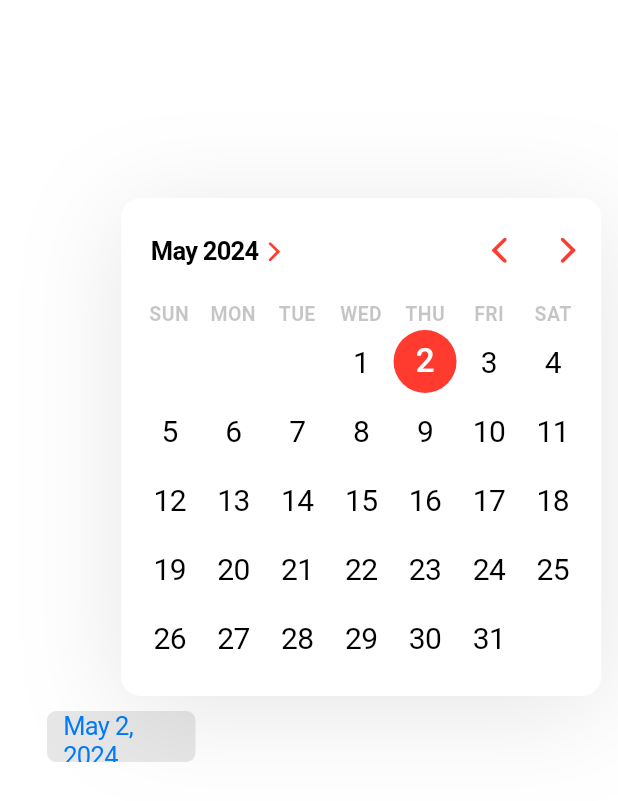
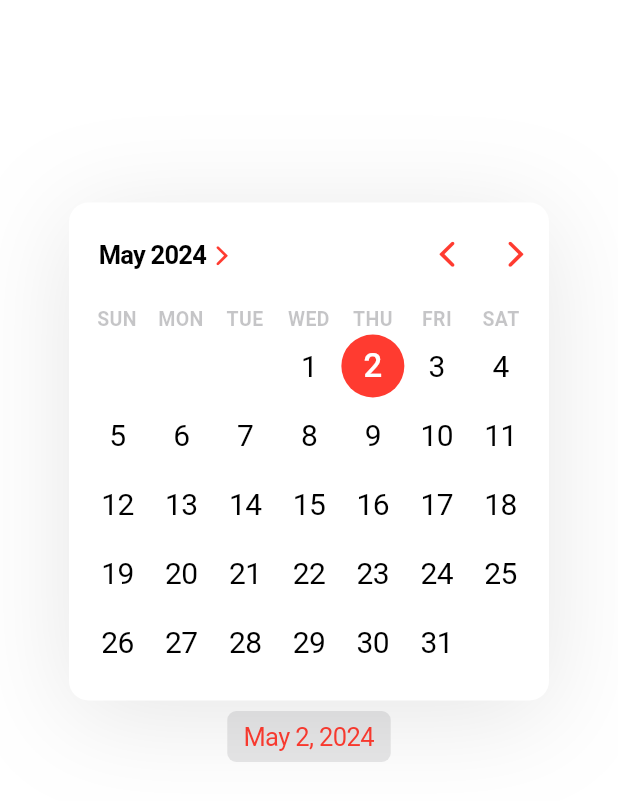
Before and after one commit to philip-soft/cupertino_calendar_picker, a Flutter app: the screen it shows after launch, after a tap on an icon or button, on a phone screen of 412 x 824 dp. Shown: the top 801 px of the screen. Run offline on Flutter 3.47's test engine with Material 3 defaults, Android fonts, the phone set to English and light mode, and no system bars.

Commit message:
Overlay position calculation updates + other fixes

```diff
--- a/example/lib/main.dart
+++ b/example/lib/main.dart
@@ -3,17 +3,17 @@ import 'package:flutter/cupertino.dart';
 import 'package:flutter_localizations/flutter_localizations.dart';
 
 void main() {
-  runApp(const MyApp());
+  runApp(const ExampleApp());
 }
 
-class MyApp extends StatefulWidget {
-  const MyApp({super.key});
+class ExampleApp extends StatefulWidget {
+  const ExampleApp({super.key});
 
   @override
-  State<MyApp> createState() => _MyAppState();
+  State<ExampleApp> createState() => _ExampleAppState();
 }
 
-class _MyAppState extends State<MyApp> {
+class _ExampleAppState extends State<ExampleApp> {
   DateTime _selectedDate = DateTime.now();
 
   Future<void> _onTap(BuildContext context) {
@@ -25,7 +25,6 @@ class _MyAppState extends State<MyApp> {
       widgetRenderBox: renderBox,
       minimumDate: nowDate.subtract(const Duration(days: 15)),
       initialDate: _selectedDate,
-      currentDate: nowDate,
       maximumDate: DateTime(2030, 5, 25),
       onDateChanged: _onDateChanged,
     );
@@ -41,6 +40,7 @@ class _MyAppState extends State<MyApp> {
   Widget build(BuildContext context) {
     return CupertinoApp(
       title: 'Cupertino Calendar Example',
+      debugShowCheckedModeBanner: false,
       localizationsDelegates: const [
         GlobalMaterialLocalizations.delegate,
         GlobalWidgetsLocalizations.delegate,
@@ -48,8 +48,7 @@ class _MyAppState extends State<MyApp> {
       ],
       home: CupertinoPageScaffold(
         child: Align(
-          // TODO: FIX THIS CASE AND CASE WHEN WIDGET IS IN THE CENTER
-          alignment: const Alignment(-0.8, 0.2),
+          alignment: const Alignment(0.0, 0.2),
           child: Builder(
             builder: (context) {
               return GestureDetector(
@@ -71,7 +70,6 @@ class _MyAppState extends State<MyApp> {
 
 class _ExampleWidget extends StatelessWidget {
   const _ExampleWidget({
-    super.key,
     required this.selectedDate,
   });
 
@@ -97,12 +95,11 @@ class _ExampleWidget extends StatelessWidget {
       ),
       alignment: Alignment.center,
       height: 34,
-      width: 99,
       padding: const EdgeInsets.symmetric(horizontal: 11.0),
       child: Text(
         '$monthString $dayString, $yearString',
         style: TextStyle(
-          color: CupertinoColors.systemBlue.resolveFrom(context),
+          color: CupertinoColors.systemRed.resolveFrom(context),
           fontSize: 17.0,
         ),
       ),
--- a/lib/src/calendar/container/calendar_container.dart
+++ b/lib/src/calendar/container/calendar_container.dart
@@ -49,14 +49,10 @@ class _CalendarContainerState extends State<CalendarContainer>
 
   Alignment get innerAlignment {
     return switch (widget.scaleAlignment) {
-      Alignment.topCenter => Alignment.bottomCenter,
-      Alignment.topRight => Alignment.bottomRight,
-      Alignment.topLeft => Alignment.bottomLeft,
       Alignment.bottomRight => Alignment.topRight,
       Alignment.bottomLeft => Alignment.topLeft,
       Alignment.bottomCenter => Alignment.topCenter,
-      Alignment.center => Alignment.center,
-      _ => Alignment.topCenter,
+      _ => widget.scaleAlignment,
     };
   }
 
--- a/lib/src/calendar/container/calendar_container_decoration.dart
+++ b/lib/src/calendar/container/calendar_container_decoration.dart
@@ -40,8 +40,10 @@ class CalendarContainerDecoration {
     List<BoxShadow>? boxShadow,
   }) {
     return CalendarContainerDecoration(
-      backgroundColor:
-          (backgroundColor ?? calendarBackgroundColor).resolveFrom(context),
+      backgroundColor: CupertinoDynamicColor.resolve(
+        backgroundColor ?? calendarBackgroundColor,
+        context,
+      ),
       boxShadow: boxShadow ?? boxShadow,
       borderRadius: borderRadius ?? calendarBorderRadius,
     );
--- a/lib/src/calendar/cupertino_calendar.dart
+++ b/lib/src/calendar/cupertino_calendar.dart
@@ -7,6 +7,7 @@ class CupertinoCalendar extends StatefulWidget {
     required DateTime maximumDate,
     required this.scaleAlignment,
     required this.onInitialized,
+    required this.mainColor,
     this.onDateChanged,
     DateTime? initialDate,
     DateTime? currentDate,
@@ -44,6 +45,7 @@ class CupertinoCalendar extends StatefulWidget {
   final CalendarWeekdayDecoration? weekdayDecoration;
   final CalendarMonthPickerDecoration? monthPickerDecoration;
   final CalendarHeaderDecoration? calendarHeaderDecoration;
+  final Color mainColor;
   final Alignment scaleAlignment;
   final void Function(AnimationController controller) onInitialized;
 
@@ -129,12 +131,19 @@ class _CupertinoCalendarState extends State<CupertinoCalendar> {
         onChanged: _handleCalendarDayChange,
         onDisplayedMonthChanged: _handleCalendarMonthChange,
         onYearPickerChanged: _handleCalendarDateChange,
+        mainColor: widget.mainColor,
         weekdayDecoration: widget.weekdayDecoration ??
             CalendarWeekdayDecoration.withDynamicColor(context),
         monthPickerDecoration: widget.monthPickerDecoration ??
-            CalendarMonthPickerDecoration.withDynamicColor(context),
+            CalendarMonthPickerDecoration.withDynamicColor(
+              context,
+              mainColor: widget.mainColor,
+            ),
         calendarHeaderDecoration: widget.calendarHeaderDecoration ??
-            CalendarHeaderDecoration.withDynamicColor(context),
+            CalendarHeaderDecoration.withDynamicColor(
+              context,
+              mainColor: widget.mainColor,
+            ),
       ),
     );
   }
--- a/lib/src/calendar/header/calendar_header.dart
+++ b/lib/src/calendar/header/calendar_header.dart
@@ -39,6 +39,8 @@ class _CalendarHeaderState extends State<CalendarHeader> {
 
   @override
   Widget build(BuildContext context) {
+    assert(debugCheckHasCupertinoLocalizations(context));
+
     final CupertinoLocalizations localization =
         CupertinoLocalizations.of(context);
     final DateTime date = widget.currentMonth;
--- a/lib/src/calendar/header/calendar_header_decoration.dart
+++ b/lib/src/calendar/header/calendar_header_decoration.dart
@@ -7,12 +7,7 @@ const TextStyle calendarMonthDateStyle = TextStyle(
   fontSize: 17.0,
   letterSpacing: -0.5,
 );
-const CupertinoDynamicColor calendarMonthDateArrowColor =
-    CupertinoColors.systemRed;
-const CupertinoDynamicColor calendarForwardButtonColor =
-    CupertinoColors.systemRed;
-const CupertinoDynamicColor calendarBackwardButtonColor =
-    CupertinoColors.systemRed;
+
 const CupertinoDynamicColor calendarForwardDisabledButtonColor =
     CupertinoColors.opaqueSeparator;
 const CupertinoDynamicColor calendarBackwardDisabledButtonColor =
@@ -20,6 +15,7 @@ const CupertinoDynamicColor calendarBackwardDisabledButtonColor =
 
 class CalendarHeaderDecoration {
   factory CalendarHeaderDecoration({
+    required Color mainColor,
     TextStyle? monthDateStyle,
     Color? monthDateArrowColor,
     Color? forwardButtonColor,
@@ -29,13 +25,13 @@ class CalendarHeaderDecoration {
   }) {
     return CalendarHeaderDecoration._(
       monthDateStyle: monthDateStyle ?? calendarMonthDateStyle,
-      monthDateArrowColor: monthDateArrowColor ?? calendarMonthDateArrowColor,
-      forwardButtonColor: forwardButtonColor ?? calendarForwardButtonColor,
-      backwardButtonColor: backwardButtonColor ?? backwardButtonColor,
+      monthDateArrowColor: monthDateArrowColor ?? mainColor,
+      forwardButtonColor: forwardButtonColor ?? mainColor,
+      backwardButtonColor: backwardButtonColor ?? mainColor,
       backwardDisabledButtonColor:
-          backwardDisabledButtonColor ?? backwardDisabledButtonColor,
+          backwardDisabledButtonColor ?? calendarForwardDisabledButtonColor,
       forwardDisabledButtonColor:
-          forwardDisabledButtonColor ?? forwardDisabledButtonColor,
+          forwardDisabledButtonColor ?? calendarForwardDisabledButtonColor,
     );
   }
 
@@ -50,6 +46,7 @@ class CalendarHeaderDecoration {
 
   factory CalendarHeaderDecoration.withDynamicColor(
     BuildContext context, {
+    required Color mainColor,
     TextStyle? monthDateStyle,
     CupertinoDynamicColor? monthDateArrowColor,
     CupertinoDynamicColor? forwardButtonColor,
@@ -58,16 +55,14 @@ class CalendarHeaderDecoration {
     CupertinoDynamicColor? forwardDisabledButtonColor,
   }) {
     return CalendarHeaderDecoration(
+      mainColor: mainColor,
       monthDateStyle: monthDateStyle ??
           calendarMonthDateStyle.copyWith(
             color: calendarMontDateColor.resolveFrom(context),
           ),
-      monthDateArrowColor: (monthDateArrowColor ?? calendarMonthDateArrowColor)
-          .resolveFrom(context),
-      forwardButtonColor: (forwardButtonColor ?? calendarForwardButtonColor)
-          .resolveFrom(context),
-      backwardButtonColor: (backwardButtonColor ?? calendarBackwardButtonColor)
-          .resolveFrom(context),
+      monthDateArrowColor: monthDateArrowColor ?? mainColor,
+      forwardButtonColor: forwardButtonColor ?? mainColor,
+      backwardButtonColor: backwardButtonColor ?? mainColor,
       forwardDisabledButtonColor:
           (forwardDisabledButtonColor ?? calendarForwardDisabledButtonColor)
               .resolveFrom(context),
@@ -92,7 +87,7 @@ class CalendarHeaderDecoration {
     Color? backwardDisabledButtonColor,
     Color? forwardDisabledButtonColor,
   }) {
-    return CalendarHeaderDecoration(
+    return CalendarHeaderDecoration._(
       monthDateStyle: monthDateStyle ?? this.monthDateStyle,
       monthDateArrowColor: monthDateArrowColor ?? this.monthDateArrowColor,
       forwardButtonColor: forwardButtonColor ?? this.forwardButtonColor,
--- a/lib/src/calendar/month_picker/calendar_month_picker.dart
+++ b/lib/src/calendar/month_picker/calendar_month_picker.dart
@@ -17,6 +17,7 @@ class CalendarMonthPicker extends StatefulWidget {
     required this.selectedDate,
     required this.onChanged,
     required this.decoration,
+    required this.mainColor,
     super.key,
   })  : assert(!minimumDate.isAfter(maximumDate)),
         assert(!selectedDate.isBefore(minimumDate)),
@@ -49,7 +50,11 @@ class CalendarMonthPicker extends StatefulWidget {
   /// The month whose days are displayed by this picker.
   final DateTime displayedMonth;
 
+  /// The decoration class for each day type.
   final CalendarMonthPickerDecoration decoration;
+
+  /// The main color of the month picker.
+  final Color mainColor;
 
   @override
   State<CalendarMonthPicker> createState() => CalendarMonthPickerState();
@@ -120,18 +125,23 @@ class CalendarMonthPickerState extends State<CalendarMonthPicker> {
               CalendarMonthPickerDisabledDayStyle.withDynamicColor(context);
         } else if (isCurrentDay) {
           style = decoration.todayStyle ??
-              CalendarMonthPickerCurrentDayStyle.withDynamicColor(context);
+              CalendarMonthPickerCurrentDayStyle.withDynamicColor(
+                context,
+                mainColor: widget.mainColor,
+              );
 
           if (isSelectedDay) {
             style = decoration.selectedTodayStyle ??
                 CalendarMonthPickerCurrentAndSelectedDayStyle.withDynamicColor(
                   context,
+                  mainColor: widget.mainColor,
                 );
           }
         } else if (isSelectedDay) {
           style = decoration.selectedDayStyle ??
               CalendarMonthPickerSelectedDayStyle.withDynamicColor(
                 context,
+                mainColor: widget.mainColor,
               );
         } else {
           style = decoration.dayStyle ??
--- a/lib/src/calendar/month_picker/calendar_month_picker_decoration.dart
+++ b/lib/src/calendar/month_picker/calendar_month_picker_decoration.dart
@@ -1,5 +1,5 @@
 import 'package:cupertino_calendar/src/src.dart';
-import 'package:flutter/material.dart';
+import 'package:flutter/cupertino.dart';
 
 class CalendarMonthPickerDecoration {
   factory CalendarMonthPickerDecoration({
@@ -28,6 +28,7 @@ class CalendarMonthPickerDecoration {
 
   factory CalendarMonthPickerDecoration.withDynamicColor(
     BuildContext context, {
+    required Color mainColor,
     CalendarMonthPickerDayStyle? dayStyle,
     CalendarMonthPickerDayStyle? todayStyle,
     CalendarMonthPickerDayStyle? selectedDayStyle,
@@ -38,7 +39,10 @@ class CalendarMonthPickerDecoration {
       dayStyle: dayStyle ??
           CalendarMonthPickerDefaultDayStyle.withDynamicColor(context),
       todayStyle: todayStyle ??
-          CalendarMonthPickerCurrentDayStyle.withDynamicColor(context),
+          CalendarMonthPickerCurrentDayStyle.withDynamicColor(
+            context,
+            mainColor: mainColor,
+          ),
       disabledDayStyle: selectedDayStyle ??
           CalendarMonthPickerDisabledDayStyle.withDynamicColor(
             context,
@@ -46,10 +50,12 @@ class CalendarMonthPickerDecoration {
       selectedDayStyle: selectedTodayStyle ??
           CalendarMonthPickerSelectedDayStyle.withDynamicColor(
             context,
+            mainColor: mainColor,
           ),
       selectedTodayStyle: disabledDayStyle ??
           CalendarMonthPickerCurrentAndSelectedDayStyle.withDynamicColor(
             context,
+            mainColor: mainColor,
           ),
     );
   }
--- a/lib/src/calendar/month_picker/day/calendar_month_picker_day_style.dart
+++ b/lib/src/calendar/month_picker/day/calendar_month_picker_day_style.dart
@@ -18,19 +18,11 @@ const TextStyle calendarMonthPickerDefaultDayStyle = TextStyle(
   letterSpacing: -0.4,
 );
 
-const CupertinoDynamicColor calendarMonthPickerSelectedDayColor =
-    CupertinoColors.systemRed;
-
-final Color calendarMonthPickerSelectedDayBackgroundCircleColor =
-    CupertinoColors.systemRed.withOpacity(0.12);
-
 const TextStyle calendarMonthPickerSelectedDayStyle = TextStyle(
   fontSize: 22.0,
-  color: calendarMonthPickerSelectedDayColor,
   fontWeight: FontWeight.w500,
 );
-const CupertinoDynamicColor calendarMonthPickerCurrentAndSelectedDayColor =
-    CupertinoColors.systemRed;
+
 final TextStyle calendarMonthPickerCurrentAndSelectedDayStyle = TextStyle(
   fontSize: 22.0,
   color: CupertinoDynamicColor.withBrightness(
@@ -39,12 +31,9 @@ final TextStyle calendarMonthPickerCurrentAndSelectedDayStyle = TextStyle(
   ),
   fontWeight: FontWeight.w500,
 );
-const CupertinoDynamicColor calendarMonthPickerCurrentDayColor =
-    CupertinoColors.systemRed;
 
 const TextStyle calendarMonthPickerCurrentDayStyle = TextStyle(
   fontSize: 20.0,
-  color: calendarMonthPickerCurrentDayColor,
   fontWeight: FontWeight.w400,
   letterSpacing: -0.4,
 );
@@ -113,13 +102,14 @@ class CalendarMonthPickerDefaultDayStyle extends CalendarMonthPickerDayStyle {
 
 class CalendarMonthPickerSelectedDayStyle extends CalendarMonthPickerDayStyle {
   factory CalendarMonthPickerSelectedDayStyle({
+    required Color mainColor,
     Color? backgroundCircleColor,
     TextStyle? textStyle,
   }) {
     return CalendarMonthPickerSelectedDayStyle._(
-      textStyle: textStyle ?? calendarMonthPickerSelectedDayStyle,
-      backgroundCircleColor:
-          backgroundCircleColor ?? calendarMonthPickerSelectedDayColor,
+      textStyle: textStyle ??
+          calendarMonthPickerSelectedDayStyle.copyWith(color: mainColor),
+      backgroundCircleColor: backgroundCircleColor ?? mainColor,
     );
   }
 
@@ -130,17 +120,18 @@ class CalendarMonthPickerSelectedDayStyle extends CalendarMonthPickerDayStyle {
 
   factory CalendarMonthPickerSelectedDayStyle.withDynamicColor(
     BuildContext context, {
+    required Color mainColor,
     TextStyle? textStyle,
     CupertinoDynamicColor? backgroundCircleColor,
   }) {
     return CalendarMonthPickerSelectedDayStyle(
+      mainColor: mainColor,
       textStyle: textStyle ??
           calendarMonthPickerSelectedDayStyle.copyWith(
-            color: calendarMonthPickerSelectedDayColor.resolveFrom(context),
+            color: CupertinoDynamicColor.resolve(mainColor, context),
           ),
       backgroundCircleColor: CupertinoDynamicColor.resolve(
-        backgroundCircleColor ??
-            calendarMonthPickerSelectedDayBackgroundCircleColor,
+        backgroundCircleColor ?? mainColor.withOpacity(0.12),
         context,
       ),
     );
@@ -150,13 +141,13 @@ class CalendarMonthPickerSelectedDayStyle extends CalendarMonthPickerDayStyle {
 class CalendarMonthPickerCurrentAndSelectedDayStyle
     extends CalendarMonthPickerDayStyle {
   factory CalendarMonthPickerCurrentAndSelectedDayStyle({
+    required Color mainColor,
     Color? backgroundCircleColor,
     TextStyle? textStyle,
   }) {
     return CalendarMonthPickerCurrentAndSelectedDayStyle._(
       textStyle: textStyle ?? calendarMonthPickerCurrentAndSelectedDayStyle,
-      backgroundCircleColor: backgroundCircleColor ??
-          calendarMonthPickerCurrentAndSelectedDayColor,
+      backgroundCircleColor: backgroundCircleColor ?? mainColor,
     );
   }
 
@@ -167,13 +158,15 @@ class CalendarMonthPickerCurrentAndSelectedDayStyle
 
   factory CalendarMonthPickerCurrentAndSelectedDayStyle.withDynamicColor(
     BuildContext context, {
+    required Color mainColor,
     TextStyle? textStyle,
     CupertinoDynamicColor? backgroundCircleColor,
   }) {
     return CalendarMonthPickerCurrentAndSelectedDayStyle(
+      mainColor: mainColor,
       textStyle: textStyle ?? calendarMonthPickerCurrentAndSelectedDayStyle,
       backgroundCircleColor: CupertinoDynamicColor.resolve(
-        backgroundCircleColor ?? calendarMonthPickerCurrentAndSelectedDayColor,
+        backgroundCircleColor ?? mainColor,
         context,
       ),
     );
@@ -198,13 +191,14 @@ class CalendarMonthPickerCurrentDayStyle extends CalendarMonthPickerDayStyle {
 
   factory CalendarMonthPickerCurrentDayStyle.withDynamicColor(
     BuildContext context, {
+    required Color mainColor,
     TextStyle? textStyle,
     CupertinoDynamicColor? backgroundCircleColor,
   }) {
     return CalendarMonthPickerCurrentDayStyle(
       textStyle: textStyle ??
           calendarMonthPickerCurrentDayStyle.copyWith(
-            color: calendarMonthPickerCurrentDayColor.resolveFrom(context),
+            color: CupertinoDynamicColor.resolve(mainColor, context),
           ),
       backgroundCircleColor: backgroundCircleColor?.resolveFrom(context),
     );
--- a/lib/src/calendar/overlay/cupertino_calendar_overlay.dart
+++ b/lib/src/calendar/overlay/cupertino_calendar_overlay.dart
@@ -7,6 +7,7 @@ class CupertinoCalendarOverlay extends StatefulWidget {
     required this.maximumDate,
     required this.horizontalSpacing,
     required this.offset,
+    required this.mainColor,
     this.onDateChanged,
     this.currentDate,
     this.initialDate,
@@ -32,6 +33,7 @@ class CupertinoCalendarOverlay extends StatefulWidget {
   final CalendarWeekdayDecoration? weekdayDecoration;
   final CalendarMonthPickerDecoration? monthPickerDecoration;
   final CalendarHeaderDecoration? calendarHeaderDecoration;
+  final Color mainColor;
 
   @override
   State<CupertinoCalendarOverlay> createState() =>
@@ -73,58 +75,67 @@ class _CupertinoCalendarOverlayState extends State<CupertinoCalendarOverlay> {
     final double screenWidth = screenSize.width;
     final double screenHeight = screenSize.height;
 
-    final Offset position =
+    final Offset widgetPosition =
         renderBox?.localToGlobal(Offset.zero) ?? Offset.zero;
     final Size widgetSize = renderBox?.size ?? Size.zero;
     final double widgetWidth = widgetSize.width;
     final double widgetHeight = widgetSize.height;
     final double widgetHalfWidth = widgetWidth / 2;
     final double widgetHalfHeight = widgetHeight / 2;
-    final double widgetCenterY = position.dy + widgetHalfHeight;
-    final double widgetCenterX = position.dx + widgetHalfWidth;
+    final double widgetCenterY = widgetPosition.dy + widgetHalfHeight;
+    final double widgetCenterX = widgetPosition.dx + widgetHalfWidth;
 
     final double spaceOnTop = widgetCenterY;
     final double spaceOnLeft = widgetCenterX - horizontalSpacing;
-    final double spaceOnRight = screenWidth - spaceOnLeft;
+    final double spaceOnRight = screenWidth - widgetCenterX - horizontalSpacing;
     final double spaceOnBottom = screenHeight - widgetCenterY;
-    final bool moreSpaceOnTop = spaceOnTop >= spaceOnBottom;
-    final bool moreSpaceOnLeft = spaceOnLeft >= spaceOnRight;
+
+    const double calendarHalfWidth = calendarWidth / 2;
+    final bool fitsOnTop = spaceOnTop >= spaceOnBottom;
+    final bool fitsOnLeft = spaceOnLeft >= calendarHalfWidth;
+    final bool fitsOnRight = spaceOnRight >= calendarHalfWidth;
+    final bool fitsHorizontally = fitsOnLeft && fitsOnRight;
 
     double? top;
     double? left;
     double? right;
     double? bottom;
 
-    if (moreSpaceOnTop) {
-      top = widgetCenterY - calendarHeight - offset.dy;
+    if (fitsOnTop) {
+      top = widgetCenterY - calendarHeight - widgetHalfHeight - offset.dy;
     } else {
-      top = widgetCenterY + offset.dy;
+      top = widgetCenterY + widgetHalfHeight + offset.dy;
     }
 
-    if (moreSpaceOnLeft) {
-      left = widgetCenterX - calendarWidth;
-      left = left < horizontalSpacing ? horizontalSpacing : left;
+    if (fitsHorizontally) {
+      left = widgetCenterX - calendarHalfWidth;
+    } else if (fitsOnLeft) {
+      left = screenWidth - calendarWidth - horizontalSpacing;
+    } else if (fitsOnRight) {
+      left = horizontalSpacing;
     } else {
-      final bool isNotFitOnRight = spaceOnRight <= calendarWidth;
-      if (isNotFitOnRight) {
-        right = horizontalSpacing;
-      } else {
-        left = widgetCenterX;
-      }
+      left = 0;
+      right = 0;
     }
 
-    final double space = moreSpaceOnLeft ? spaceOnLeft : spaceOnRight;
+    left += offset.dx;
+
+    final double space = fitsOnLeft ? spaceOnLeft : spaceOnRight;
     double xAlignment = ((space / calendarWidth) - 0.5) * 2;
 
-    if (moreSpaceOnLeft) {
+    if (fitsHorizontally) {
+      xAlignment = 0.0;
+    } else if (fitsOnLeft) {
       xAlignment = xAlignment > 1 ? 1.0 : xAlignment;
+    } else if (fitsOnRight) {
+      xAlignment = xAlignment > 1 ? -1.0 : -xAlignment;
     } else {
-      xAlignment = xAlignment > 1 ? -1.0 : -xAlignment;
+      xAlignment = 0.0;
     }
 
     final Alignment scaleAligment = Alignment(
       xAlignment,
-      moreSpaceOnTop ? 1.0 : -1.0,
+      fitsOnTop ? 1.0 : -1.0,
     );
 
     return Stack(
@@ -156,6 +167,7 @@ class _CupertinoCalendarOverlayState extends State<CupertinoCalendarOverlay> {
               onDateChanged: widget.onDateChanged,
               onDisplayedMonthChanged: widget.onDisplayedMonthChanged,
               scaleAlignment: scaleAligment,
+              mainColor: widget.mainColor,
             ),
           ),
         ),
--- a/lib/src/calendar/picker/calendar_picker.dart
+++ b/lib/src/calendar/picker/calendar_picker.dart
@@ -16,6 +16,7 @@ class CalendarPicker extends StatefulWidget {
     required this.weekdayDecoration,
     required this.monthPickerDecoration,
     required this.calendarHeaderDecoration,
+    required this.mainColor,
     super.key,
   })  : assert(!minimumDate.isAfter(maximumDate)),
         assert(!currentDate.isBefore(minimumDate)),
@@ -54,6 +55,7 @@ class CalendarPicker extends StatefulWidget {
   final CalendarWeekdayDecoration weekdayDecoration;
   final CalendarMonthPickerDecoration monthPickerDecoration;
   final CalendarHeaderDecoration calendarHeaderDecoration;
+  final Color mainColor;
 
   @override
   CalendarPickerState createState() => CalendarPickerState();
@@ -199,6 +201,7 @@ class CalendarPickerState extends State<CalendarPicker>
                   selectedDate: widget.selectedDate,
                   onChanged: widget.onChanged,
                   decoration: widget.monthPickerDecoration,
+                  mainColor: widget.mainColor,
                 ),
               ],
             ),
--- a/lib/src/functions.dart
+++ b/lib/src/functions.dart
@@ -1,4 +1,5 @@
 import 'package:cupertino_calendar/src/src.dart';
+import 'package:flutter/cupertino.dart';
 import 'package:flutter/material.dart';
 
 const String _barrierLabel = 'CupertinoCalendarPickerBarrier';
@@ -39,18 +40,19 @@ Future<void> showCupertinoCalendarPicker(
   /// Called when the user navigates to a new month in the picker.
   ValueChanged<DateTime>? onDisplayedMonthChanged,
 
-  /// The spacing from left and right sides of the screen
+  /// The spacing from left and right sides of the screen.
   double horizontalSpacing = 10.0,
 
-  /// The offset from the provided [widgetRenderBox] location.
-  Offset offset = const Offset(0.0, 30.0),
+  /// The offset from top/bottom of the [widgetRenderBox] location.
+  Offset offset = const Offset(0.0, 10.0),
 
-  /// The widget's render box around which the calendar will be displayed
+  /// The widget's render box around which the calendar will be displayed.
   RenderBox? widgetRenderBox,
   CalendarContainerDecoration? containerDecoration,
   CalendarWeekdayDecoration? weekdayDecoration,
   CalendarMonthPickerDecoration? monthPickerDecoration,
   CalendarHeaderDecoration? calendarHeaderDecoration,
+  Color mainColor = CupertinoColors.systemRed,
 }) {
   return showGeneralDialog(
     context: context,
@@ -72,6 +74,7 @@ Future<void> showCupertinoCalendarPicker(
       Animation<double> ___,
     ) {
       return CupertinoCalendarOverlay(
+        mainColor: mainColor,
         horizontalSpacing: horizontalSpacing,
         offset: offset,
         widgetRenderBox: widgetRenderBox,
--- a/pubspec.yaml
+++ b/pubspec.yaml
@@ -1,6 +1,6 @@
 name: cupertino_calendar
-description: A cupertino calendar picker package.
-version: 0.1.0
+description: The cupertino calendar package.
+version: 1.0.0
 homepage: homepage
 
 environment:
```
Also changed, not shown: 2 other files.
